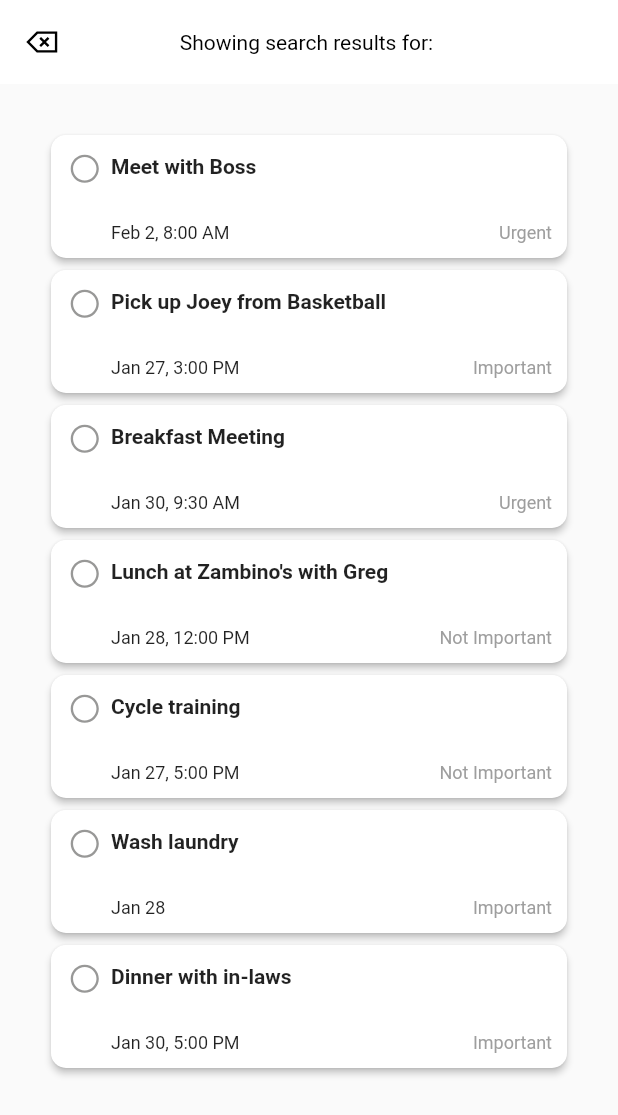
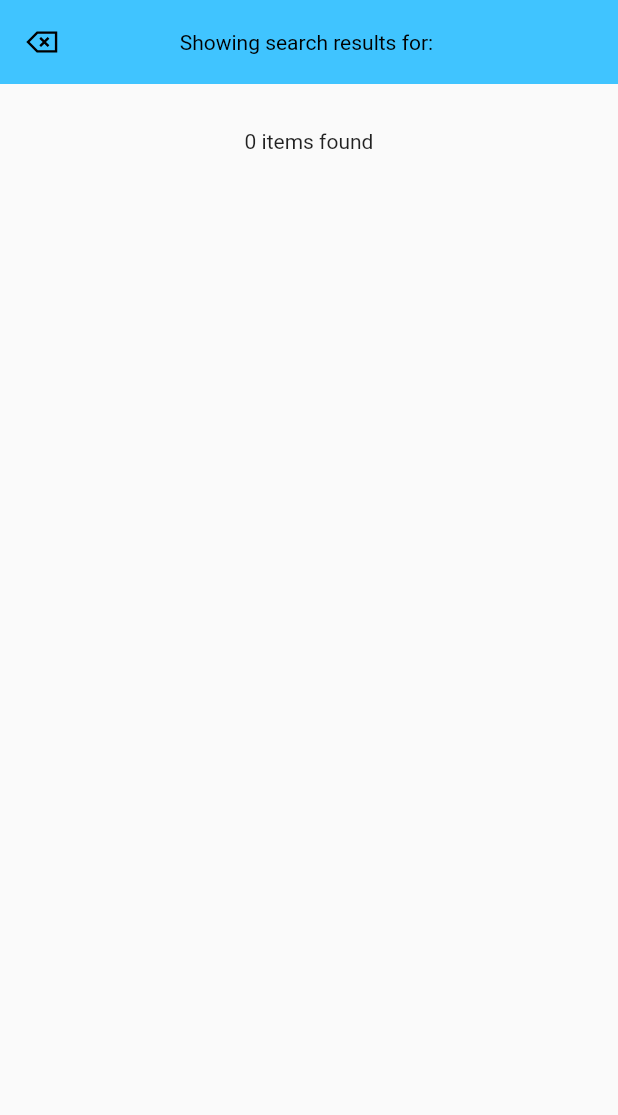
Before and after one commit to Stigma3/Flutter_todolist, a Flutter app: the SearchResultsPage screen opened directly with empty values, on a phone screen of 412 x 824 dp. Shown: the top 1115 px of the screen. Run offline on Flutter 3.47's test engine with Material 2 defaults, Android fonts, the phone set to English and light mode, and no system bars; our stand-ins replace line_icons.

Commit message:
couleur + ex todo en //

```diff
--- a/lib/providers/todo_provider.dart
+++ b/lib/providers/todo_provider.dart
@@ -8,48 +8,17 @@ class TodoProvider extends ChangeNotifier {
 
   //test data
   List<Todo> allTodos = [
+
+    //exemple
+      /*
     Todo(
         title: "Meet with Boss",
         date: "Feb 2, 2023",
         time: "8:00 AM",
         description: "Approval for new project",
         category: "Urgent"),
-    Todo(
-        title: "Pick up Joey from Basketball",
-        date: "Jan 27, 2023",
-        time: "3:00 PM",
-        description: "",
-        category: "Important"),
-    Todo(
-        title: "Breakfast Meeting",
-        date: "Jan 30, 2023",
-        time: "9:30 AM",
-        description: "With department heads",
-        category: "Urgent"),
-    Todo(
-        title: "Lunch at Zambino's with Greg",
-        date: "Jan 28, 2023",
-        time: "12:00 PM",
-        description: "To discuss Exodus presentation",
-        category: "Not Important"),
-    Todo(
-        title: "Cycle training",
-        date: "Jan 27, 2023",
-        time: "5:00 PM",
-        description: "",
-        category: "Not Important"),
-    Todo(
-        title: "Wash laundry",
-        date: "Jan 28, 2023",
-        time: "",
-        description: "",
-        category: "Important"),
-    Todo(
-        title: "Dinner with in-laws",
-        date: "Jan 30, 2023",
-        time: "5:00 PM",
-        description: "",
-        category: "Important"),
+      */
+
   ];
 
   List<Todo> get deletedTodos {
--- a/lib/theme.dart
+++ b/lib/theme.dart
@@ -6,7 +6,7 @@ ThemeData lightTheme = ThemeData(
     color: Color.fromARGB(255, 152, 152, 151),
     size: 25,
   ),
-  appBarTheme: const AppBarTheme(backgroundColor: Colors.white, elevation: 0),
+  appBarTheme: const AppBarTheme(backgroundColor: Colors.lightBlueAccent, elevation: 0),
   tabBarTheme: const TabBarTheme(
     labelColor: Colors.black,
   ),
```
Also changed, not shown: lib/body.dart (line endings or trailing spaces).
